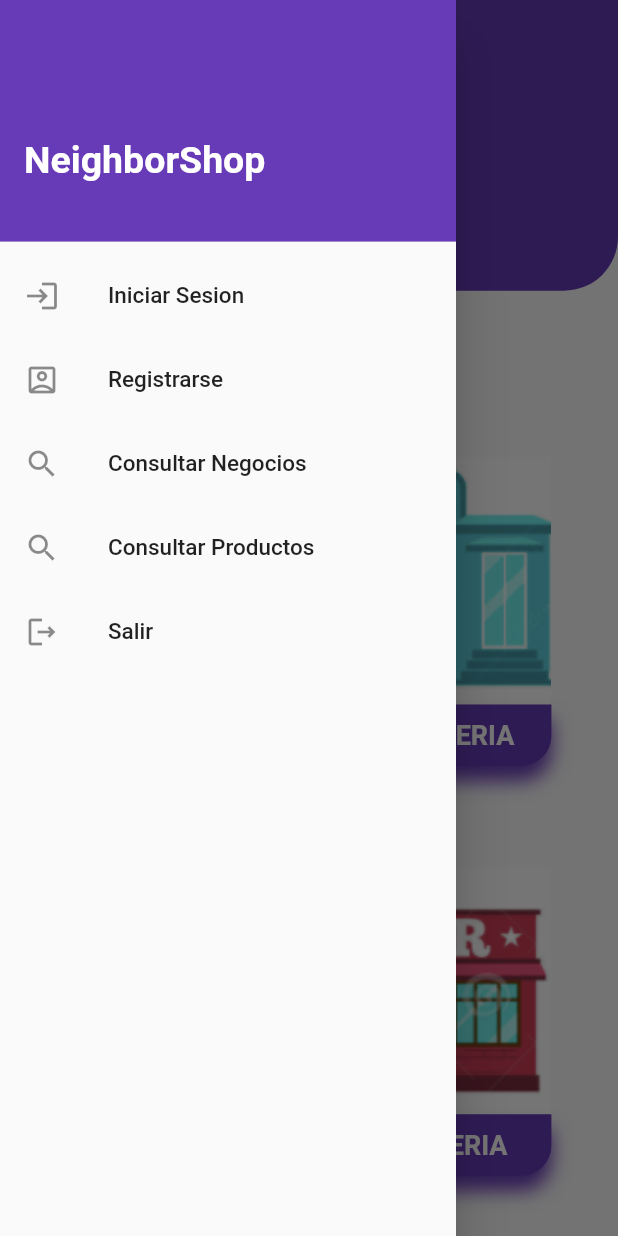
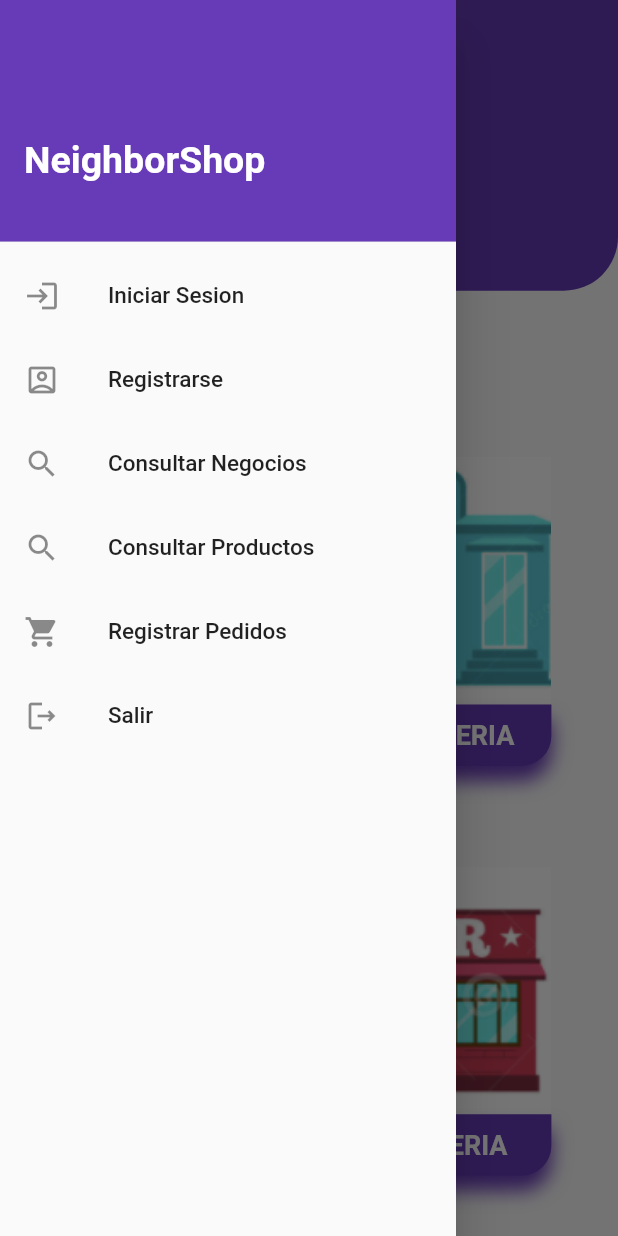
Before and after one commit to caom312/neighborshop, a Flutter app: the screen it shows after launch, with the side drawer open, on a phone screen of 412 x 824 dp. Run offline on Flutter 3.47's test engine with Material 2 defaults, Android fonts, the phone set to English and light mode, and no system bars; our stand-ins replace cloud_firestore, firebase_core, fluttertoast; accounts and stored records are empty.

Commit message:
Ingreso Item Registrar pedidos en menu

```diff
--- a/lib/busquedapro.dart
+++ b/lib/busquedapro.dart
@@ -82,7 +82,7 @@ void getProductos1() async {
     return Scaffold(
       appBar: AppBar(
         elevation: 0,
-        title: Text("Neighbor shop"),
+        title: Text("NeighborShop"),
       ),
       body: SingleChildScrollView(
         scrollDirection: Axis.vertical,
--- a/lib/menulateral/menuLateral.dart
+++ b/lib/menulateral/menuLateral.dart
@@ -58,6 +58,13 @@ Drawer drawermenulateral(BuildContext context) {
             },
           ),
           ListTile(
+            title: Text('Registrar Pedidos',style: TextStyle(fontSize: 15),),
+            leading: Icon(Icons.shopping_cart),
+            onTap: (){
+              //Navigator.push(context, MaterialPageRoute(builder: (context)=> busquedapro()));
+            },
+          ),
+          ListTile(
             title: Text('Salir',style: TextStyle(fontSize: 15),),
             leading: Icon(Icons.logout_outlined),
             onTap: (){
--- a/lib/pantallas/listarnegocios.dart
+++ b/lib/pantallas/listarnegocios.dart
@@ -48,7 +48,6 @@ class _listarnegociosState extends State<listarnegocios> {
 
       appBar: AppBar(
 
-
         title:  ListTile(
           onTap: (){
             final List<negociomodelodata> negociodatos = List.generate(
@@ -61,8 +60,9 @@ class _listarnegociosState extends State<listarnegocios> {
               delegate: SearchNegociosDelegate(negociodatos),
             );
           },
+
           title: const Text(
-              'Clic para Buscar Negocio \u{1F50D}', textAlign: TextAlign.left, style: TextStyle(color: Colors.white,fontSize: 14)),
+              'Clic para Buscar Negocio \u{1F50D}',  textAlign: TextAlign.left, style: TextStyle(color: Colors.white,fontSize: 14)),
 
       ),
       ),
```
